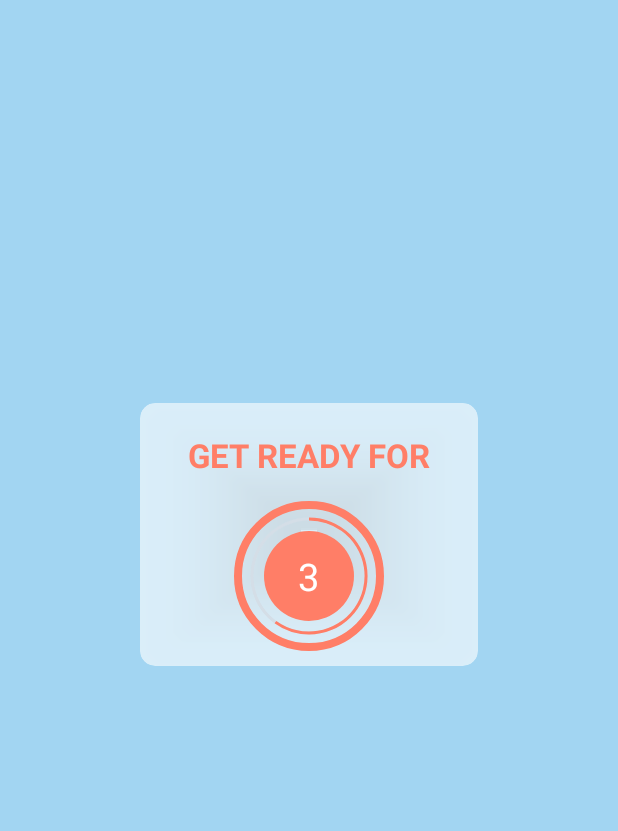
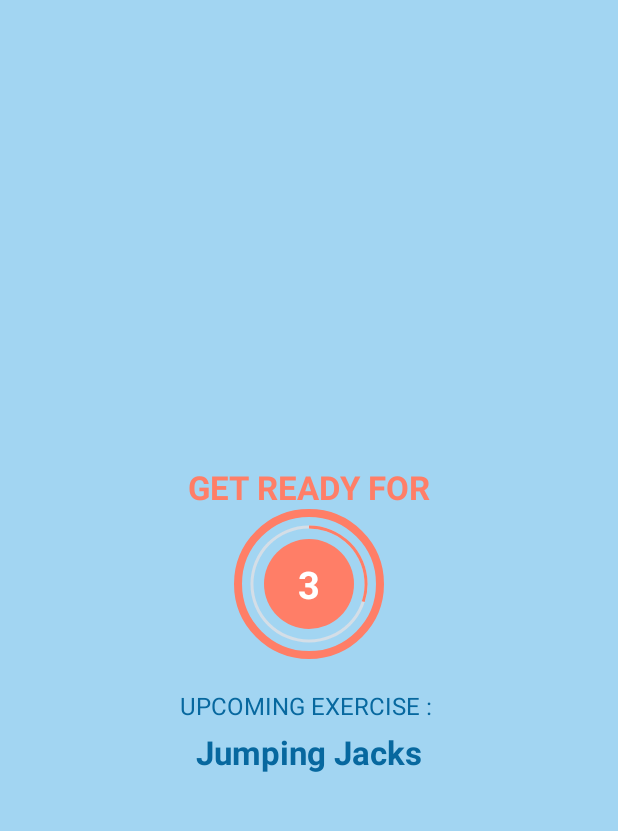
Before and after one commit to N4choCM/trainAtHome, an Android app: the WorkoutActivity screen opened directly, with no data from a screen before it, on a phone screen of 412 x 824 dp, the part 84-915 px from its top. Run offline under Robolectric (Android 15) with nearby library versions, the phone set to English and light mode, and no system bars.

Commit message:
Photos added to the workout activity And a textView with info about the next workout added in the rest view!

```diff
--- /dev/null
+++ b/app/src/main/java/com/nachocampos/trainathome/Constants.kt
@@ -0,0 +1,117 @@
+package com.nachocampos.trainathome
+
+object Constants {
+
+    fun defaultWorkoutList(): ArrayList<WorkoutModel>{
+        val workoutList = ArrayList<WorkoutModel>()
+        val jumpingJacks = WorkoutModel(
+            1,
+            "Jumping Jacks",
+            R.drawable.ic_jumping_jacks,
+            false,
+            false
+        )
+        workoutList.add(jumpingJacks)
+
+        val abdominalCrunch = WorkoutModel(
+            2,
+            "Abdominal Crunch",
+            R.drawable.ic_abdominal_crunch,
+            false,
+            false
+        )
+        workoutList.add(abdominalCrunch)
+
+        val skipping = WorkoutModel(
+            3,
+            "Skipping",
+            R.drawable.ic_high_knees_running_in_place,
+            false,
+            false
+        )
+        workoutList.add(skipping)
+
+        val lunge = WorkoutModel(
+            4,
+            "Lunge",
+            R.drawable.ic_lunge,
+            false,
+            false
+        )
+        workoutList.add(lunge)
+
+        val plank = WorkoutModel(
+            5,
+            "Plank",
+            R.drawable.ic_plank,
+            false,
+            false
+        )
+        workoutList.add(plank)
+
+        val pushUp = WorkoutModel(
+            6,
+            "Push Up",
+            R.drawable.ic_push_up,
+            false,
+            false
+        )
+        workoutList.add(pushUp)
+
+        val pushUpRotation = WorkoutModel(
+            7,
+            "Push Up and Rotation",
+            R.drawable.ic_push_up_and_rotation,
+            false,
+            false
+        )
+        workoutList.add(pushUpRotation)
+
+        val sidePlank = WorkoutModel(
+            8,
+            "Side Plank",
+            R.drawable.ic_side_plank,
+            false,
+            false
+        )
+        workoutList.add(sidePlank)
+
+        val squat = WorkoutModel(
+            9,
+            "Squat",
+            R.drawable.ic_squat,
+            false,
+            false
+        )
+        workoutList.add(squat)
+
+        val stepUp = WorkoutModel(
+            10,
+            "Step Up",
+            R.drawable.ic_step_up_onto_chair,
+            false,
+            false
+        )
+        workoutList.add(stepUp)
+
+        val tricepsDip = WorkoutModel(
+            11,
+            "Triceps Dip",
+            R.drawable.ic_triceps_dip_on_chair,
+            false,
+            false
+        )
+        workoutList.add(tricepsDip)
+
+        val wallSquat = WorkoutModel(
+            12,
+            "Wall Squat",
+            R.drawable.ic_wall_sit,
+            false,
+            false
+        )
+        workoutList.add(wallSquat)
+
+        return workoutList
+    }
+}
--- a/app/src/main/java/com/nachocampos/trainathome/WorkoutActivity.kt
+++ b/app/src/main/java/com/nachocampos/trainathome/WorkoutActivity.kt
@@ -16,6 +16,9 @@ class WorkoutActivity : AppCompatActivity() {
     private var workoutTimer: CountDownTimer? = null
     private var workoutProgress = 0
 
+    private var workoutsList : ArrayList<WorkoutModel>? = null
+    private var currentWorkoutPosition = -1
+
     override fun onCreate(savedInstanceState: Bundle?) {
         super.onCreate(savedInstanceState)
         binding = ActivityWorkoutBinding.inflate(layoutInflater)
@@ -29,6 +32,8 @@ class WorkoutActivity : AppCompatActivity() {
             supportActionBar?.setDisplayHomeAsUpEnabled(true)
         }
 
+        workoutsList = Constants.defaultWorkoutList()
+
         // This is to add the functionality of going back to the back button of our activity.
         binding?.toolbarWorkout?.setNavigationOnClickListener{
             onBackPressed()
@@ -38,23 +43,40 @@ class WorkoutActivity : AppCompatActivity() {
     }
 
     private fun setUpRestView(){
+        binding?.flRestView?.visibility = View.VISIBLE
+        binding?.tvTitle?.visibility = View.VISIBLE
+        binding?.tvWorkoutName?.visibility = View.INVISIBLE
+        binding?.ivPicture?.visibility = View.INVISIBLE
+        binding?.flProgressBarWorkout?.visibility = View.INVISIBLE
+        binding?.upcomingLabel?.visibility = View.VISIBLE
+        binding?.tvUpcomingWorkoutName?.visibility = View.VISIBLE
+
+
         if(restTimer != null){
             restTimer?.cancel()
             restProgress = 0
         }
+
+        binding?.tvUpcomingWorkoutName?.text = workoutsList!![currentWorkoutPosition +1].getName()
         setRestProgressBar()
     }
 
     private fun setUpWorkoutView(){
-        binding?.flProgressBar?.visibility = View.INVISIBLE
-        binding?.tvTitle?.text = "Workout name"
+        binding?.flRestView?.visibility = View.INVISIBLE
+        binding?.tvTitle?.visibility = View.INVISIBLE
+        binding?.tvWorkoutName?.visibility = View.VISIBLE
+        binding?.ivPicture?.visibility = View.VISIBLE
         binding?.flProgressBarWorkout?.visibility = View.VISIBLE
+        binding?.upcomingLabel?.visibility = View.INVISIBLE
+        binding?.tvUpcomingWorkoutName?.visibility = View.INVISIBLE
 
         if(workoutTimer != null){
             workoutTimer?.cancel()
             workoutProgress = 0
         }
 
+        binding?.ivPicture?.setImageResource(workoutsList!![currentWorkoutPosition].getPicture())
+        binding?.tvWorkoutName?.text = workoutsList!![currentWorkoutPosition].getName()
         setWorkoutProgressBar()
     }
 
@@ -68,6 +90,7 @@ class WorkoutActivity : AppCompatActivity() {
             }
 
             override fun onFinish() {
+                currentWorkoutPosition++
                 setUpWorkoutView()
             }
 
@@ -85,11 +108,15 @@ class WorkoutActivity : AppCompatActivity() {
             }
 
             override fun onFinish() {
-                Toast.makeText(
-                    this@WorkoutActivity,
-                    "30'' over, let's go to the rest view!",
-                    Toast.LENGTH_SHORT
-                ).show()
+                if(currentWorkoutPosition < workoutsList?.size!! -1){
+                    setUpRestView()
+                }else{
+                    Toast.makeText(
+                        this@WorkoutActivity,
+                        "Congratulations! You've completed this 7' Workout!",
+                        Toast.LENGTH_SHORT
+                    ).show()
+                }
             }
 
         }.start()
--- /dev/null
+++ b/app/src/main/java/com/nachocampos/trainathome/WorkoutModel.kt
@@ -0,0 +1,49 @@
+package com.nachocampos.trainathome
+
+class WorkoutModel (
+    private var id: Int,
+    private var name: String,
+    private var picture: Int,
+    private var isCompleted: Boolean,
+    private var isSelected: Boolean
+        ){
+    fun getId(): Int{
+        return id
+    }
+
+    fun setId(id: Int){
+        this.id = id
+    }
+
+    fun getName(): String{
+        return name
+    }
+
+    fun setName(name: String){
+        this.name = name
+    }
+
+    fun getPicture(): Int{
+        return picture
+    }
+
+    fun setPicture(picture: Int){
+        this.picture = picture
+    }
+
+    fun getIsCompleted(): Boolean{
+        return isCompleted
+    }
+
+    fun setIsCompleted(isCompleted: Boolean){
+        this.isCompleted = isCompleted
+    }
+
+    fun getIsSelected(): Boolean{
+        return isSelected
+    }
+
+    fun setIsSelected(isSelected: Boolean){
+        this.isSelected = isSelected
+    }
+}
--- a/app/src/main/res/layout/activity_workout.xml
+++ b/app/src/main/res/layout/activity_workout.xml
@@ -19,46 +19,30 @@
 
         />
 
-    <androidx.cardview.widget.CardView
-        android:layout_width="225dp"
-        android:layout_height="175dp"
-        app:layout_constraintTop_toTopOf="parent"
-        app:layout_constraintBottom_toBottomOf="parent"
-        app:layout_constraintEnd_toEndOf="parent"
-        app:layout_constraintStart_toStartOf="parent"
-        app:cardCornerRadius="10dp"
-        app:cardBackgroundColor="#99FFFFFF"
-        >
     <TextView
         android:id="@+id/tvTitle"
         android:layout_width="wrap_content"
         android:layout_height="wrap_content"
         android:text="GET READY FOR"
-            android:textSize="@dimen/btn_txt_size"
         android:textColor="@color/accent"
+        android:textSize="22sp"
         android:textStyle="bold"
+        app:layout_constraintBottom_toTopOf="@id/fl_rest_view"
         app:layout_constraintEnd_toEndOf="parent"
-            app:layout_constraintStart_toStartOf="parent"
-            app:layout_constraintBottom_toTopOf="@id/flProgressBar"
-            android:layout_margin="10dp"
-            android:padding="10dp"
-            android:layout_gravity="center|top"
-            />
+        app:layout_constraintStart_toStartOf="parent" />
 
     <FrameLayout
-            android:id="@+id/flProgressBar"
+        android:id="@+id/fl_rest_view"
         android:layout_width="100dp"
         android:layout_height="100dp"
         android:layout_marginTop="10dp"
         android:background="@drawable/item_circular_color_accent_workout"
+        android:visibility="visible"
         app:layout_constraintBottom_toBottomOf="parent"
+        app:layout_constraintEnd_toEndOf="parent"
         app:layout_constraintStart_toStartOf="parent"
-            app:layout_constraintEnd_toEndOf="parent"
         app:layout_constraintTop_toBottomOf="@id/toolbarWorkout"
-            android:layout_margin="10dp"
-            android:padding="10dp"
-            android:layout_gravity="center|bottom"
-            >
+        tools:visibility="visible">
 
     <ProgressBar
         android:id="@+id/progressBar"
@@ -68,7 +52,7 @@
         android:layout_gravity="center"
         android:background="@drawable/circular_progressbar_gray"
         android:indeterminate="false"
-                android:max="5"
+        android:max="10"
         android:progress="100"
         android:progressDrawable="@drawable/circular_progressbar"
         android:rotation="-90" />
@@ -79,18 +63,70 @@
         android:layout_gravity="center"
         android:background="@drawable/circular_progressbar_bg"
         android:gravity="center">
+
         <TextView
             android:id="@+id/tv_timer"
             android:layout_width="wrap_content"
             android:layout_height="wrap_content"
             android:textColor="@color/white"
             android:textSize="25sp"
-                    android:text="5"
-                    />
+            android:textStyle="bold"
+            tools:text="5" />
     </LinearLayout>
+    </FrameLayout>
+
+    <TextView
+        android:id="@+id/upcomingLabel"
+        android:layout_width="wrap_content"
+        android:layout_height="wrap_content"
+        app:layout_constraintTop_toBottomOf="@id/fl_rest_view"
+        app:layout_constraintStart_toStartOf="parent"
+        app:layout_constraintEnd_toEndOf="parent"
+        android:layout_marginTop="20dp"
+        android:textColor="@color/primary_dark"
+        app:layout_constraintBottom_toTopOf="@id/tvUpcomingWorkoutName"
+        android:text="UPCOMING EXERCISE : "
+        android:textSize="16sp" />
+
+    <TextView
+        app:layout_constraintTop_toBottomOf="@id/upcomingLabel"
+        android:id="@+id/tvUpcomingWorkoutName"
+        android:layout_width="wrap_content"
+        android:layout_height="wrap_content"
+        app:layout_constraintStart_toStartOf="parent"
+        app:layout_constraintEnd_toEndOf="parent"
+        android:layout_marginTop="5dp"
+        android:textColor="@color/primary_dark"
+        android:textSize="22sp"
+        android:textStyle="bold"
+        tools:text="Exercise Name" />
 
 
-        </FrameLayout>
+
+    <ImageView
+        android:id="@+id/ivPicture"
+        android:layout_width="match_parent"
+        android:layout_height="0dp"
+        android:contentDescription="Picture"
+        android:scaleType="fitXY"
+        android:src="@drawable/ic_jumping_jacks"
+        android:visibility="invisible"
+        app:layout_constraintBottom_toTopOf="@id/tvWorkoutName"
+        app:layout_constraintTop_toBottomOf="@id/toolbarWorkout" />
+
+    <TextView
+        android:id="@+id/tvWorkoutName"
+        android:layout_width="wrap_content"
+        android:layout_height="wrap_content"
+        android:text="Exercise Name"
+        android:textColor="@color/accent"
+        android:textSize="22sp"
+        android:textStyle="bold"
+        android:visibility="gone"
+        app:layout_constraintEnd_toEndOf="parent"
+        app:layout_constraintStart_toStartOf="parent"
+        app:layout_constraintTop_toBottomOf="@id/ivPicture"
+        tools:visibility="visible" />
 
     <FrameLayout
         android:id="@+id/flProgressBarWorkout"
@@ -98,16 +134,12 @@
         android:layout_height="100dp"
         android:layout_marginTop="10dp"
         android:background="@drawable/item_circular_color_accent_workout"
+        android:visibility="gone"
         app:layout_constraintBottom_toBottomOf="parent"
+        app:layout_constraintEnd_toEndOf="parent"
         app:layout_constraintStart_toStartOf="parent"
-            app:layout_constraintEnd_toEndOf="parent"
-            app:layout_constraintTop_toBottomOf="@id/toolbarWorkout"
-            android:layout_margin="10dp"
-            android:padding="10dp"
-            android:layout_gravity="center|bottom"
-            tools:visibility="visible"
-            android:visibility="gone"
-            >
+        app:layout_constraintTop_toBottomOf="@id/tvWorkoutName"
+        tools:visibility="visible">
 
         <ProgressBar
             android:id="@+id/progressBarWorkout"
@@ -118,7 +150,7 @@
             android:background="@drawable/circular_progressbar_gray"
             android:indeterminate="false"
             android:max="30"
-                android:progress="300"
+            android:progress="100"
             android:progressDrawable="@drawable/circular_progressbar"
             android:rotation="-90" />
 
@@ -128,19 +160,15 @@
             android:layout_gravity="center"
             android:background="@drawable/circular_progressbar_bg"
             android:gravity="center">
+
             <TextView
                 android:id="@+id/tv_timer_Workout"
                 android:layout_width="wrap_content"
                 android:layout_height="wrap_content"
-                    android:textColor="@color/white"
+                android:textColor="#FFFFFF"
                 android:textSize="25sp"
-                    android:text="30"
-                    />
+                android:textStyle="bold"
+                tools:text="10" />
         </LinearLayout>
-
-
     </FrameLayout>
-
-    </androidx.cardview.widget.CardView>
-
 </androidx.constraintlayout.widget.ConstraintLayout>
```
Also changed, not shown: app/src/main/res/drawable/ic_abdominal_crunch.png (added), app/src/main/res/drawable/ic_high_knees_running_in_place.png (added), app/src/main/res/drawable/ic_jumping_jacks.png (added), app/src/main/res/drawable/ic_lunge.png (added), app/src/main/res/drawable/ic_plank.png (added), app/src/main/res/drawable/ic_push_up.png (added), app/src/main/res/drawable/ic_push_up_and_rotation.png (added), app/src/main/res/drawable/ic_side_plank.png (added), app/src/main/res/drawable/ic_squat.png (added), app/src/main/res/drawable/ic_step_up_onto_chair.png (added), app/src/main/res/drawable/ic_triceps_dip_on_chair.png (added), app/src/main/res/drawable/ic_wall_sit.png (added). Lines whose indentation alone changed are shown as unchanged.
